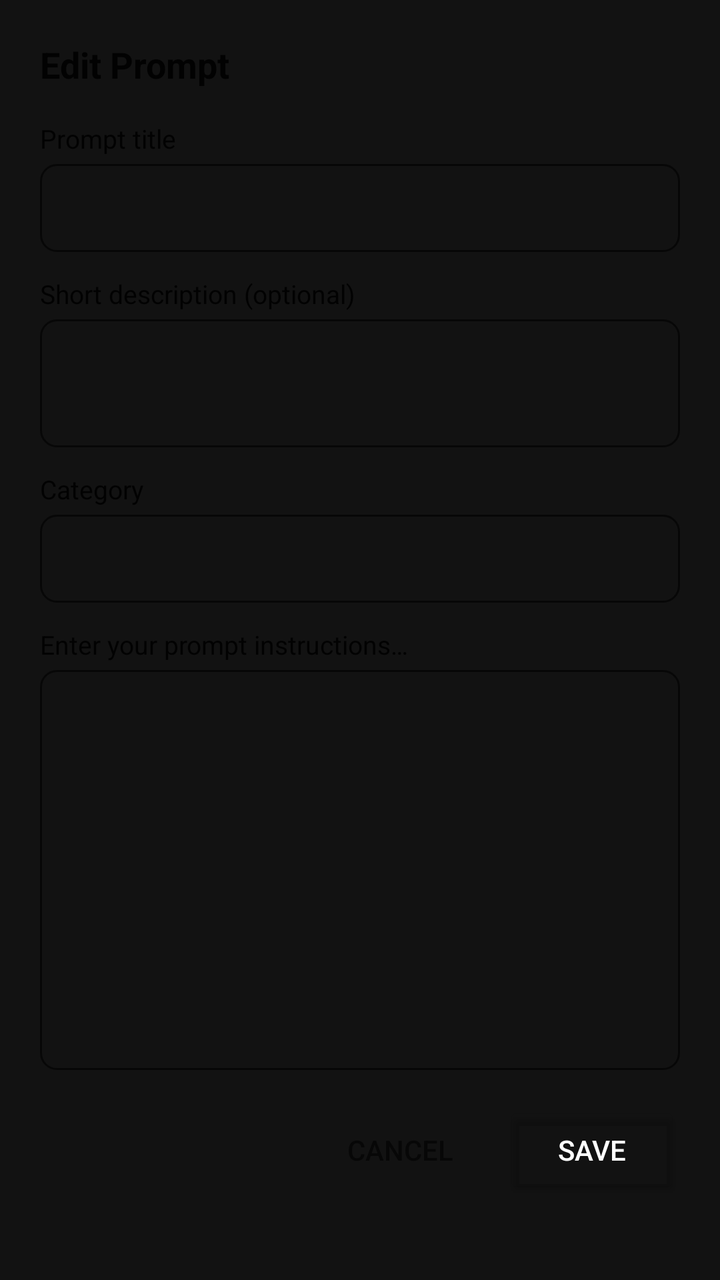
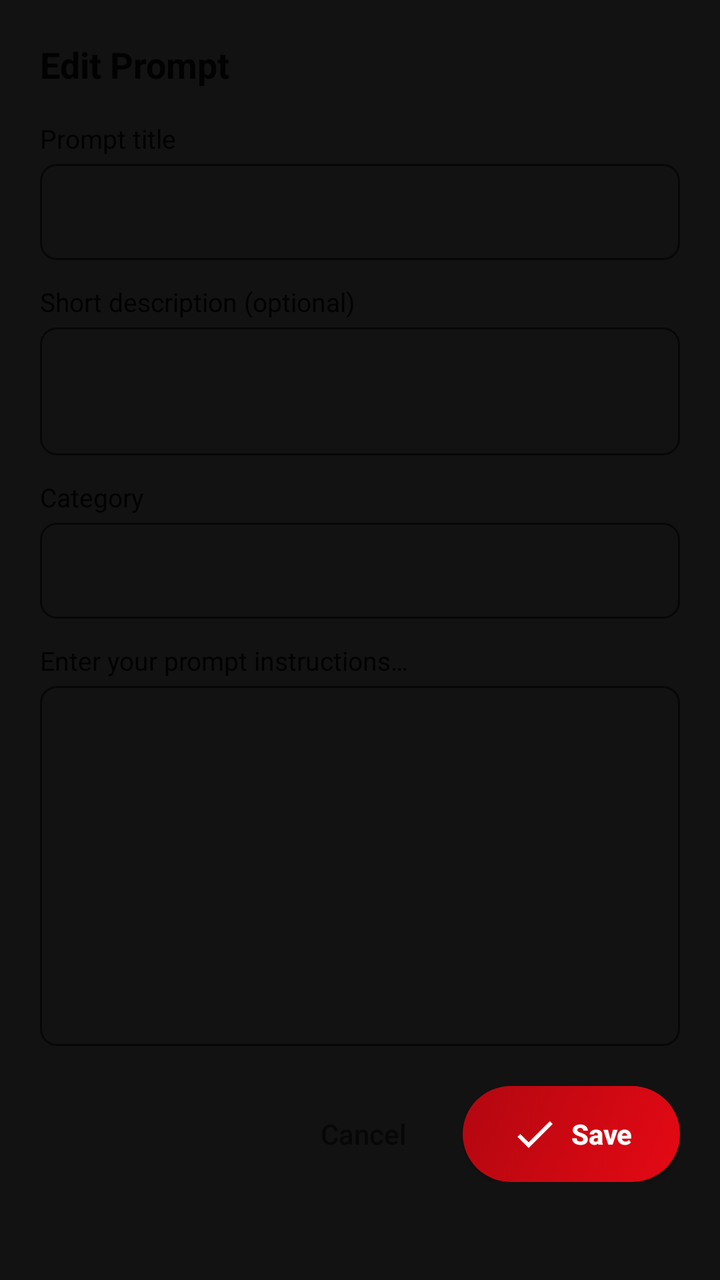

Before-and-after screenshots of an Android layout around one commit, followed by the original layout XML and the change that was made.
<!-- AndroidManifest.xml: application theme OpeningTheme -->
<!-- res/layout/dialog_prompt_editor.xml -->
<?xml version="1.0" encoding="utf-8"?>
<ScrollView xmlns:android="http://schemas.android.com/apk/res/android"
    android:layout_width="match_parent"
    android:layout_height="wrap_content"
    android:background="@color/dark_dialog_background_color"
    android:fillViewport="false">

    <LinearLayout
        android:layout_width="match_parent"
        android:layout_height="wrap_content"
        android:orientation="vertical"
        android:padding="20dp">

        <TextView
            android:layout_width="wrap_content"
            android:layout_height="wrap_content"
            android:layout_marginBottom="16dp"
            android:text="Edit Prompt"
            android:textColor="?android:attr/textColorPrimary"
            android:textSize="18sp"
            android:textStyle="bold" />

        <TextView
            android:layout_width="wrap_content"
            android:layout_height="wrap_content"
            android:layout_marginBottom="4dp"
            android:text="@string/prompt_editor_title_hint"
            android:textColor="?android:attr/textColorPrimary"
            android:textSize="13sp" />

        <EditText
            android:id="@+id/et_prompt_editor_title"
            android:layout_width="match_parent"
            android:layout_height="44dp"
            android:layout_marginBottom="12dp"
            android:background="@drawable/bg_ai_input"
            android:inputType="text"
            android:maxLines="1"
            android:textColor="?android:attr/textColorPrimary"
            android:textColorHint="?android:attr/textColorSecondary" />

        <TextView
            android:layout_width="wrap_content"
            android:layout_height="wrap_content"
            android:layout_marginBottom="4dp"
            android:text="Short description (optional)"
            android:textColor="?android:attr/textColorPrimary"
            android:textSize="13sp" />

        <EditText
            android:id="@+id/et_prompt_editor_desc"
            android:layout_width="match_parent"
            android:layout_height="64dp"
            android:layout_marginBottom="12dp"
            android:background="@drawable/bg_ai_input"
            android:gravity="top"
            android:inputType="textMultiLine"
            android:maxLines="2"
            android:textColor="?android:attr/textColorPrimary"
            android:textColorHint="?android:attr/textColorSecondary" />

        <TextView
            android:layout_width="wrap_content"
            android:layout_height="wrap_content"
            android:layout_marginBottom="4dp"
            android:text="Category"
            android:textColor="?android:attr/textColorPrimary"
            android:textSize="13sp" />

        <AutoCompleteTextView
            android:id="@+id/spinner_prompt_category"
            android:layout_width="match_parent"
            android:layout_height="44dp"
            android:layout_marginBottom="12dp"
            android:background="@drawable/bg_ai_input"
            android:inputType="none"
            android:textColor="?android:attr/textColorPrimary"
            android:textColorHint="?android:attr/textColorSecondary" />

        <TextView
            android:layout_width="wrap_content"
            android:layout_height="wrap_content"
            android:layout_marginBottom="4dp"
            android:text="@string/prompt_editor_body_hint"
            android:textColor="?android:attr/textColorPrimary"
            android:textSize="13sp" />

        <EditText
            android:id="@+id/et_prompt_editor_body"
            android:layout_width="match_parent"
            android:layout_height="200dp"
            android:layout_marginBottom="16dp"
            android:background="@drawable/bg_ai_input"
            android:fontFamily="monospace"
            android:gravity="top"
            android:inputType="textMultiLine"
            android:scrollbars="vertical"
            android:textColor="?android:attr/textColorPrimary"
            android:textSize="13sp" />

        <LinearLayout
            android:layout_width="match_parent"
            android:layout_height="wrap_content"
            android:gravity="end"
            android:orientation="horizontal">

            <Button
                android:id="@+id/btn_editor_cancel"
                style="?android:attr/borderlessButtonStyle"
                android:layout_width="wrap_content"
                android:layout_height="wrap_content"
                android:layout_marginEnd="8dp"
                android:text="@string/cancel"
                android:textColor="?android:attr/textColorSecondary" />

            <Button
                android:id="@+id/btn_editor_save"
                android:layout_width="wrap_content"
                android:layout_height="wrap_content"
                android:backgroundTint="?attr/colorAccent"
                android:text="@string/save"
                android:textColor="@android:color/white" />

        </LinearLayout>

    </LinearLayout>
</ScrollView>
<!-- resources referenced by this layout -->
<resources>
  <color name="dark_dialog_background_color">#121212</color>
  <!-- drawable bg_ai_input (drawable) -->
  <?xml version="1.0" encoding="utf-8"?>
  <shape xmlns:android="http://schemas.android.com/apk/res/android" android:shape="rectangle">
      <corners android:radius="8dp" />
      <solid android:color="@android:color/transparent" />
      <stroke android:width="1dp" android:color="?android:attr/textColorSecondary" />
      <padding android:left="10dp" android:top="8dp" android:right="10dp" android:bottom="8dp" />
  </shape>
  <string name="cancel">Cancel</string>
  <string name="prompt_editor_body_hint">Enter your prompt instructions…</string>
  <string name="prompt_editor_title_hint">Prompt title</string>
  <string name="save">Save</string>
  <style name="OpeningTheme" parent="Base.OpeningTheme" />
  <style name="Base.OpeningTheme" parent="Base.V21.OpeningTheme">
          <item name="android:navigationBarColor">@color/light_youtube_primary_color</item>
      </style>
  <style name="Base.V21.OpeningTheme" parent="Theme.AppCompat.DayNight.NoActionBar">
          <item name="colorPrimary">@android:color/transparent</item>
          <item name="colorPrimaryDark">@android:color/transparent</item>
          <item name="colorAccent">@android:color/transparent</item>
  
          <item name="android:windowBackground">@drawable/splash_background</item>
      </style>
  <color name="light_youtube_primary_color">#e53935</color>
  <!-- drawable splash_background (drawable) -->
  <?xml version="1.0" encoding="utf-8"?>
  <layer-list xmlns:android="http://schemas.android.com/apk/res/android">
  
      <item
          android:drawable="@color/light_youtube_primary_color"/>
  
      <item
          android:gravity="center"
          android:drawable="@drawable/splash_foreground"/>
  </layer-list>
  <!-- unchanged entries left out for length: 1 -->
</resources>

<!-- the commit's change to res/layout/dialog_prompt_editor.xml (unified diff, before → after) -->
@@ -1,5 +1,6 @@
 <?xml version="1.0" encoding="utf-8"?>
 <ScrollView xmlns:android="http://schemas.android.com/apk/res/android"
+    xmlns:app="http://schemas.android.com/apk/res-auto"
     android:layout_width="match_parent"
     android:layout_height="wrap_content"
     android:background="@color/dark_dialog_background_color"
@@ -31,11 +32,12 @@
         <EditText
             android:id="@+id/et_prompt_editor_title"
             android:layout_width="match_parent"
-            android:layout_height="44dp"
+            android:layout_height="48dp"
             android:layout_marginBottom="12dp"
             android:background="@drawable/bg_ai_input"
             android:inputType="text"
             android:maxLines="1"
+            android:paddingHorizontal="12dp"
             android:textColor="?android:attr/textColorPrimary"
             android:textColorHint="?android:attr/textColorSecondary" />
 
@@ -56,6 +58,7 @@
             android:gravity="top"
             android:inputType="textMultiLine"
             android:maxLines="2"
+            android:padding="12dp"
             android:textColor="?android:attr/textColorPrimary"
             android:textColorHint="?android:attr/textColorSecondary" />
 
@@ -70,10 +73,11 @@
         <AutoCompleteTextView
             android:id="@+id/spinner_prompt_category"
             android:layout_width="match_parent"
-            android:layout_height="44dp"
+            android:layout_height="48dp"
             android:layout_marginBottom="12dp"
             android:background="@drawable/bg_ai_input"
             android:inputType="none"
+            android:paddingHorizontal="12dp"
             android:textColor="?android:attr/textColorPrimary"
             android:textColorHint="?android:attr/textColorSecondary" />
 
@@ -88,12 +92,13 @@
         <EditText
             android:id="@+id/et_prompt_editor_body"
             android:layout_width="match_parent"
-            android:layout_height="200dp"
-            android:layout_marginBottom="16dp"
+            android:layout_height="180dp"
+            android:layout_marginBottom="20dp"
             android:background="@drawable/bg_ai_input"
             android:fontFamily="monospace"
             android:gravity="top"
             android:inputType="textMultiLine"
+            android:padding="12dp"
             android:scrollbars="vertical"
             android:textColor="?android:attr/textColorPrimary"
             android:textSize="13sp" />
@@ -101,25 +106,40 @@
         <LinearLayout
             android:layout_width="match_parent"
             android:layout_height="wrap_content"
-            android:gravity="end"
+            android:gravity="end|center_vertical"
             android:orientation="horizontal">
 
-            <Button
+            <androidx.appcompat.widget.AppCompatButton
                 android:id="@+id/btn_editor_cancel"
-                style="?android:attr/borderlessButtonStyle"
                 android:layout_width="wrap_content"
-                android:layout_height="wrap_content"
+                android:layout_height="48dp"
                 android:layout_marginEnd="8dp"
+                android:background="@drawable/bg_ai_chip"
+                android:minWidth="0dp"
+                android:minHeight="48dp"
+                android:paddingHorizontal="20dp"
                 android:text="@string/cancel"
-                android:textColor="?android:attr/textColorSecondary" />
+                android:textAllCaps="false"
+                android:textColor="?android:attr/textColorSecondary"
+                android:textSize="14sp" />
 
-            <Button
+            <androidx.appcompat.widget.AppCompatButton
                 android:id="@+id/btn_editor_save"
                 android:layout_width="wrap_content"
-                android:layout_height="wrap_content"
-                android:backgroundTint="?attr/colorAccent"
+                android:layout_height="48dp"
+                android:background="@drawable/bg_bt_ai_primary_button"
+                android:drawableStart="@drawable/ic_done"
+                android:drawablePadding="6dp"
+                android:drawableTint="#FFFFFF"
+                android:gravity="center"
+                android:minWidth="0dp"
+                android:minHeight="48dp"
+                android:paddingHorizontal="24dp"
                 android:text="@string/save"
-                android:textColor="@android:color/white" />
+                android:textAllCaps="false"
+                android:textColor="#FFFFFF"
+                android:textSize="14sp"
+                android:textStyle="bold" />
 
         </LinearLayout>
 
<!-- resource entries referenced after the edit -->
@@ -1,6 +1,24 @@
 <!-- resources referenced by this layout -->
 <resources>
   <color name="dark_dialog_background_color">#121212</color>
+  <!-- drawable bg_ai_chip (drawable) -->
+  <?xml version="1.0" encoding="utf-8"?>
+  <selector xmlns:android="http://schemas.android.com/apk/res/android">
+      <item android:state_selected="true">
+          <shape android:shape="rectangle">
+              <corners android:radius="18dp" />
+              <solid android:color="?attr/colorAccent" />
+              <stroke android:width="1dp" android:color="?attr/colorAccent" />
+          </shape>
+      </item>
+      <item>
+          <shape android:shape="rectangle">
+              <corners android:radius="18dp" />
+              <solid android:color="@android:color/transparent" />
+              <stroke android:width="1dp" android:color="?attr/colorAccent" />
+          </shape>
+      </item>
+  </selector>
   <!-- drawable bg_ai_input (drawable) -->
   <?xml version="1.0" encoding="utf-8"?>
   <shape xmlns:android="http://schemas.android.com/apk/res/android" android:shape="rectangle">
@@ -9,11 +27,51 @@
       <stroke android:width="1dp" android:color="?android:attr/textColorSecondary" />
       <padding android:left="10dp" android:top="8dp" android:right="10dp" android:bottom="8dp" />
   </shape>
+  <!-- drawable bg_bt_ai_primary_button (drawable) -->
+  <?xml version="1.0" encoding="utf-8"?>
+  <selector xmlns:android="http://schemas.android.com/apk/res/android">
+      <item android:state_enabled="false">
+          <shape android:shape="rectangle">
+              <corners android:radius="24dp" />
+              <solid android:color="#442222" />
+          </shape>
+      </item>
+      <item android:state_pressed="true">
+          <shape android:shape="rectangle">
+              <corners android:radius="24dp" />
+              <gradient
+                  android:angle="135"
+                  android:startColor="#B20710"
+                  android:endColor="#880000" />
+          </shape>
+      </item>
+      <item>
+          <shape android:shape="rectangle">
+              <corners android:radius="24dp" />
+              <gradient
+                  android:angle="135"
+                  android:startColor="#E50914"
+                  android:endColor="#B20710" />
+          </shape>
+      </item>
+  </selector>
+  <!-- drawable ic_done (drawable) -->
+  <vector xmlns:android="http://schemas.android.com/apk/res/android"
+      android:width="24dp"
+      android:height="24dp"
+      android:tint="@color/defaultIconTint"
+      android:viewportWidth="24"
+      android:viewportHeight="24">
+      <path
+          android:fillColor="#FF000000"
+          android:pathData="M9,16.2L4.8,12l-1.4,1.4L9,19 21,7l-1.4,-1.4L9,16.2z" />
+  </vector>
   <string name="cancel">Cancel</string>
   <string name="prompt_editor_body_hint">Enter your prompt instructions…</string>
   <string name="prompt_editor_title_hint">Prompt title</string>
   <string name="save">Save</string>
   <style name="OpeningTheme" parent="Base.OpeningTheme" />
+  <color name="defaultIconTint">#E0E0E0</color>
   <style name="Base.OpeningTheme" parent="Base.V21.OpeningTheme">
           <item name="android:navigationBarColor">@color/light_youtube_primary_color</item>
       </style>
